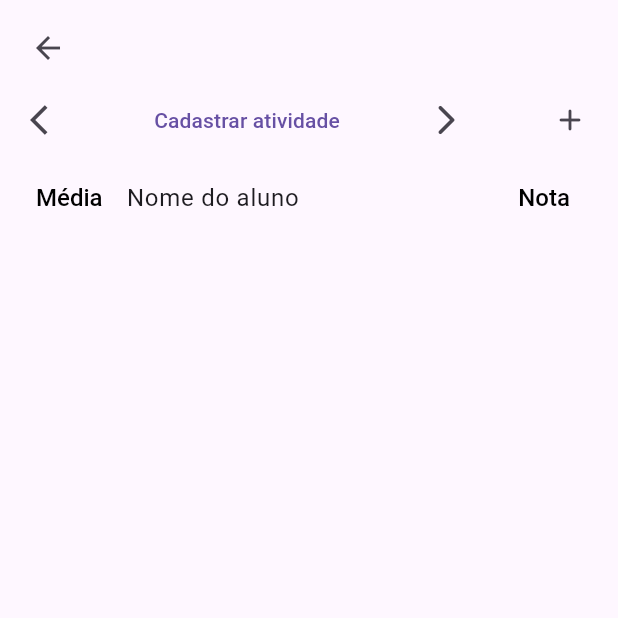
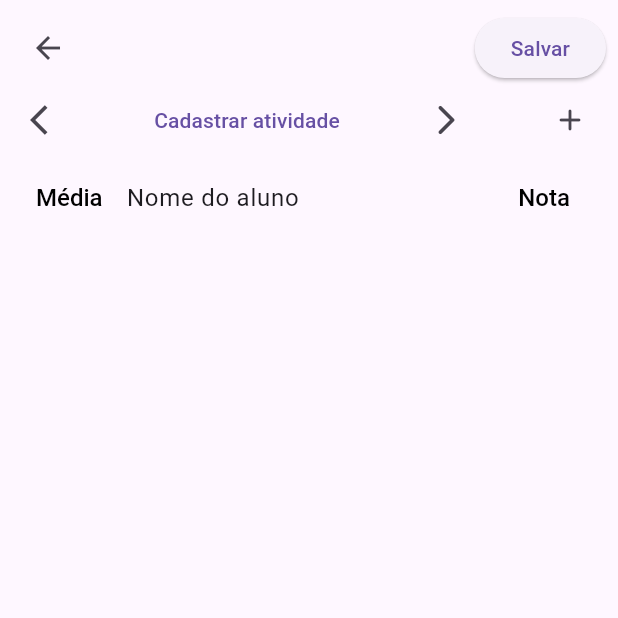
Before and after one commit to Dev-Henrique/gestao-de-notas, a Flutter app: the TabelaPage screen opened directly with sample values from the repository, on a phone screen of 412 x 824 dp, the top half of it. Run offline on Flutter 3.47's test engine with Material 3 defaults, Android fonts, the phone set to English and light mode, and no system bars; our stand-ins replace shared_preferences; accounts and stored records are empty.

Commit message:
feat - armazenando turmas

```diff
--- a/lib/src/view/tabela/tabela_page.dart
+++ b/lib/src/view/tabela/tabela_page.dart
@@ -38,7 +38,10 @@ class _TabelaPageState extends State<TabelaPage> {
             child: Column(
               children: [
                 Row(
-                  spacing: 8,
+                  mainAxisAlignment: MainAxisAlignment.spaceBetween,
+                  children: [
+                    Row(
+                      spacing: 8.0,
                       children: [
                         IconButton(
                           onPressed: () {
@@ -50,6 +53,14 @@ class _TabelaPageState extends State<TabelaPage> {
                         Text(
                           _viewModel.nomeDaTurma,
                           style: Theme.of(context).textTheme.titleLarge,
+                        ),
+                      ],
+                    ),
+                    ElevatedButton(
+                      onPressed: () {
+                        _viewModel.salvar(widget.turma);
+                      },
+                      child: Text('Salvar'),
                     ),
                   ],
                 ),
```
Also changed, not shown: lib/src/view/tabela/tabela_view_model.dart (+14 -0 lines). Lines whose indentation alone changed are shown as unchanged.
